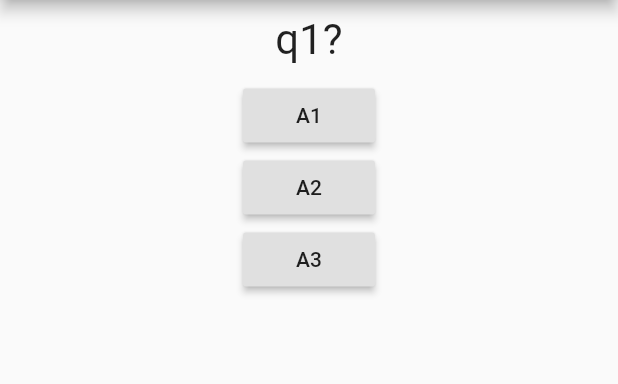
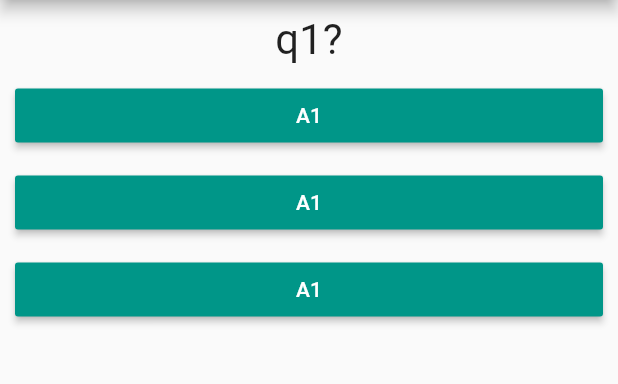
Before and after one commit to kaushalwagle/flutter_intro, a Flutter app: the screen it shows after launch, on a phone screen of 412 x 824 dp, the part 84-468 px from its top. Run offline on Flutter 3.47's test engine with Material 2 defaults, Android fonts, the phone set to English and light mode, and no system bars.

Commit message:
Lecture 42 Completed

```diff
--- /dev/null
+++ b/lib/answer.dart
@@ -0,0 +1,21 @@
+import 'package:flutter/material.dart';
+
+class Answer extends StatelessWidget {
+  final Function selectHander;
+
+  Answer(this.selectHander);
+
+  @override
+  Widget build(BuildContext context) {
+    return Container(
+      width: double.infinity,
+      margin: EdgeInsets.fromLTRB(10, 0, 10, 10),
+      child: RaisedButton(
+        color: Colors.teal,
+        textColor: Colors.white,
+        child: Text('A1'),
+        onPressed: selectHander,
+      ),
+    );
+  }
+}
--- a/lib/main.dart
+++ b/lib/main.dart
@@ -1,6 +1,7 @@
 import 'package:flutter/material.dart';
 
 import './question.dart';
+import './answer.dart';
 
 void main() => runApp(MyApp());
 
@@ -36,18 +37,9 @@ class _MyAppState extends State<MyApp> {
             Question(
               q[_qIndex],
             ),
-            RaisedButton(
-              child: Text('A1'),
-              onPressed: _answerQuestion,
-            ),
-            RaisedButton(
-              child: Text('A2'),
-              onPressed: () => print('A2?'),
-            ),
-            RaisedButton(
-              child: Text('A3'),
-              onPressed: () => print('seriously?'),
-            ),
+            Answer(_answerQuestion),
+            Answer(_answerQuestion),
+            Answer(_answerQuestion),
           ],
         ),
       ),
```
